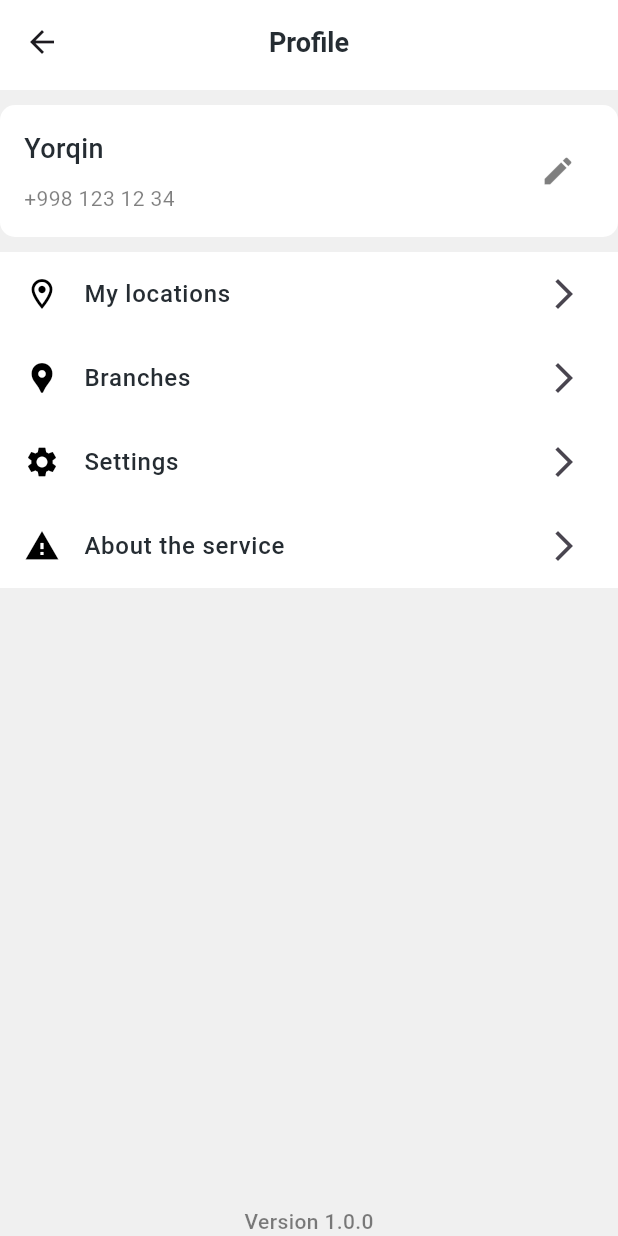
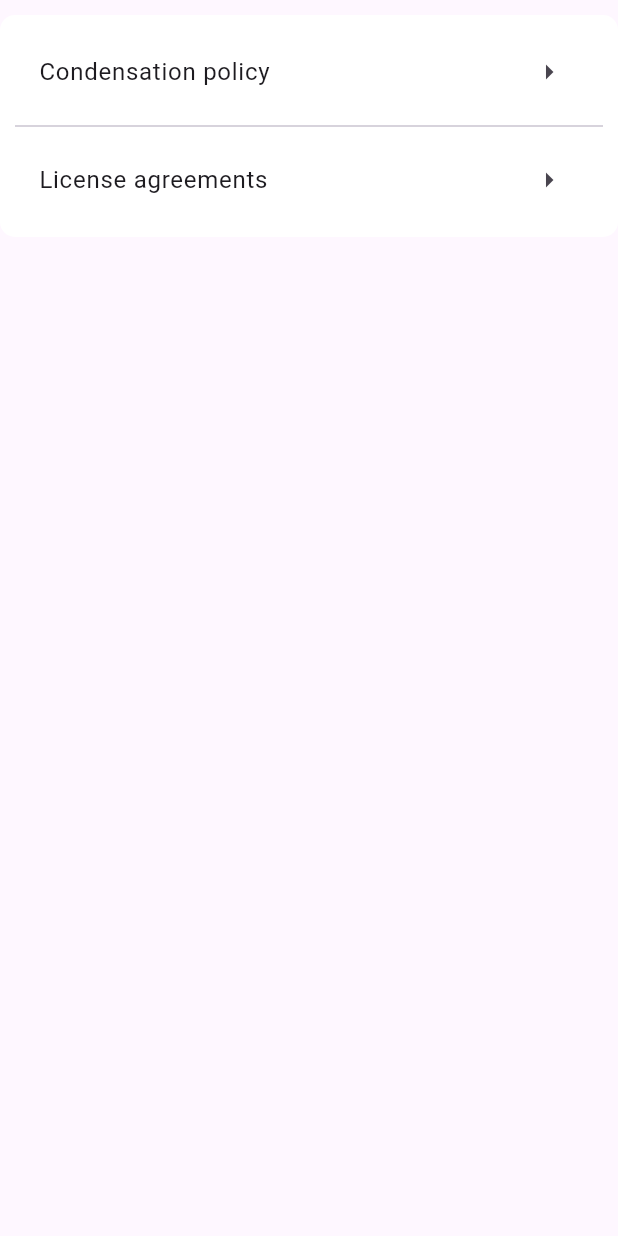
Before and after one commit to YorqinBek7/Ploff-App, a Flutter app: the ProfileScreen screen opened directly, after a tap on "About the service", on a phone screen of 412 x 824 dp. Run offline on Flutter 3.47's test engine with Material 2 defaults, Android fonts, the phone set to English and light mode, and no system bars; our stand-ins replace flutter_svg, pinput, shared_preferences; accounts and stored records are empty.

Commit message:
added about screen

```diff
--- a/lib/screens/tab_box/home_screen/home_screen.dart
+++ b/lib/screens/tab_box/home_screen/home_screen.dart
@@ -1,6 +1,4 @@
 // ignore_for_file: prefer_const_constructors
-import 'dart:developer';
-
 import 'package:flutter/material.dart';
 import 'package:ploff/data/models/meal_model.dart';
 import 'package:ploff/screens/tab_box/home_screen/sub_screens/meal_detail_screen/meal_detail_screen.dart';
--- a/lib/screens/tab_box/home_screen/widgets/meal_item.dart
+++ b/lib/screens/tab_box/home_screen/widgets/meal_item.dart
@@ -1,5 +1,3 @@
-import 'dart:developer';
-
 import 'package:flutter/material.dart';
 import 'package:ploff/utils/colors/colors.dart';
 import 'package:ploff/utils/icons/icons.dart';
--- a/lib/screens/tab_box/profile_screen/profile_screen.dart
+++ b/lib/screens/tab_box/profile_screen/profile_screen.dart
@@ -1,4 +1,5 @@
 import 'package:flutter/material.dart';
+import 'package:ploff/screens/tab_box/profile_screen/sub_screens/about_screen/about_screen.dart';
 import 'package:ploff/screens/tab_box/profile_screen/sub_screens/branches_screen/branches_screen.dart';
 import 'package:ploff/screens/tab_box/profile_screen/sub_screens/edit_profile_screen/edit_profile_screen.dart';
 import 'package:ploff/screens/tab_box/profile_screen/sub_screens/settings_screen/settings_screen.dart';
@@ -100,7 +101,14 @@ class ProfileScreen extends StatelessWidget {
           ProfileOptionsItem(
             icon: Icons.warning,
             title: "About the service",
-            onTap: () {},
+            onTap: () {
+              Navigator.push(
+                context,
+                MaterialPageRoute(
+                  builder: (context) => const AboutScreen(),
+                ),
+              );
+            },
           ),
           const Spacer(),
           Text(
--- /dev/null
+++ b/lib/screens/tab_box/profile_screen/sub_screens/about_screen/about_screen.dart
@@ -0,0 +1,45 @@
+import 'package:flutter/material.dart';
+import 'package:flutter/src/widgets/container.dart';
+import 'package:flutter/src/widgets/framework.dart';
+import 'package:ploff/utils/colors/colors.dart';
+
+class AboutScreen extends StatelessWidget {
+  const AboutScreen({super.key});
+
+  @override
+  Widget build(BuildContext context) {
+    return Scaffold(
+      body: Padding(
+        padding: const EdgeInsets.symmetric(vertical: 10),
+        child: Column(
+          children: [
+            Container(
+              padding: EdgeInsets.all(10),
+              decoration: BoxDecoration(
+                borderRadius: BorderRadius.circular(10),
+                color: PloffColors.white,
+              ),
+              child: Column(
+                children: [
+                  ListTile(
+                    title: Text("Condensation policy"),
+                    trailing: Icon(Icons.arrow_right_outlined),
+                    onTap: () {},
+                    onLongPress: () {},
+                  ),
+                  const Divider(),
+                  ListTile(
+                    title: Text("License agreements"),
+                    trailing: Icon(Icons.arrow_right_outlined),
+                    onTap: () {},
+                    onLongPress: () {},
+                  )
+                ],
+              ),
+            )
+          ],
+        ),
+      ),
+    );
+  }
+}
```
Also changed, not shown: lib/screens/tab_box/profile_screen/sub_screens/about_screen/sub_screens/condensation_policy_screen.dart (added, +44 -0 lines), lib/screens/tab_box/profile_screen/sub_screens/about_screen/sub_screens/license_agreements.dart (added).
